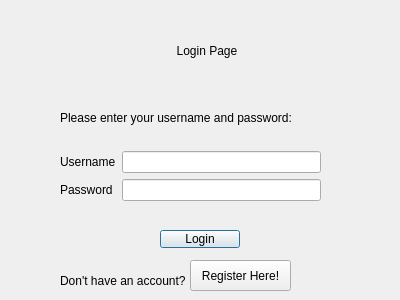
fatimanageh/cs2LabProject, file login.ui: the form before one commit.
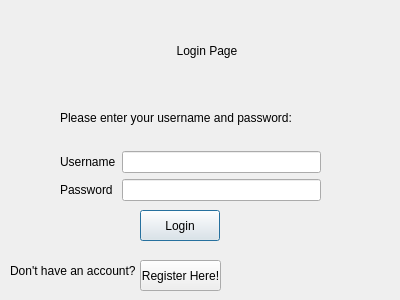
The form after the commit.

```diff
--- a/login.ui
+++ b/login.ui
@@ -72,10 +72,10 @@
   <widget class="QPushButton" name="LoginPB">
    <property name="geometry">
     <rect>
-     <x>160</x>
-     <y>230</y>
+     <x>140</x>
+     <y>210</y>
      <width>80</width>
-     <height>18</height>
+     <height>31</height>
     </rect>
    </property>
    <property name="text">
@@ -85,8 +85,8 @@
   <widget class="QLabel" name="NoaccLabel">
    <property name="geometry">
     <rect>
-     <x>60</x>
-     <y>270</y>
+     <x>10</x>
+     <y>260</y>
      <width>131</width>
      <height>21</height>
     </rect>
@@ -98,9 +98,9 @@
   <widget class="QPushButton" name="RegisterPB">
    <property name="geometry">
     <rect>
-     <x>190</x>
+     <x>140</x>
      <y>260</y>
-     <width>101</width>
+     <width>81</width>
      <height>31</height>
     </rect>
    </property>
```
